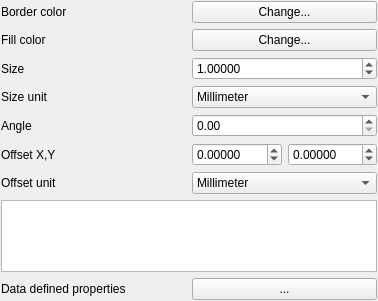
Old version of the form src/ui/symbollayer/widget_simplemarker.ui in the repository qgis/QGIS.
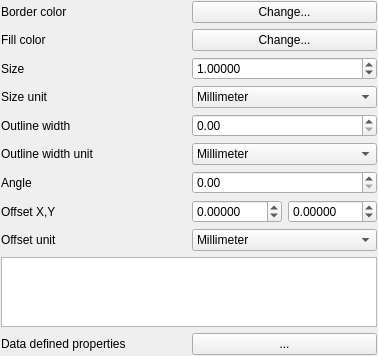
New version of the form. Custom widgets are drawn as their Qt base class.

Commit message: Outline width for simple marker

Patch:
```diff
--- a/src/ui/symbollayer/widget_simplemarker.ui
+++ b/src/ui/symbollayer/widget_simplemarker.ui
@@ -7,7 +7,7 @@
     <x>0</x>
     <y>0</y>
     <width>378</width>
-    <height>301</height>
+    <height>327</height>
    </rect>
   </property>
   <property name="windowTitle">
@@ -19,33 +19,6 @@
    </property>
    <item>
     <layout class="QGridLayout" name="gridLayout">
-     <item row="3" column="1">
-      <widget class="QDoubleSpinBox" name="spinSize">
-       <property name="decimals">
-        <number>5</number>
-       </property>
-       <property name="maximum">
-        <double>100000.000000000000000</double>
-       </property>
-       <property name="value">
-        <double>1.000000000000000</double>
-       </property>
-      </widget>
-     </item>
-     <item row="0" column="0">
-      <widget class="QLabel" name="label">
-       <property name="text">
-        <string>Border color</string>
-       </property>
-      </widget>
-     </item>
-     <item row="0" column="1">
-      <widget class="QgsColorButton" name="btnChangeColorBorder">
-       <property name="text">
-        <string>Change...</string>
-       </property>
-      </widget>
-     </item>
      <item row="3" column="0">
       <widget class="QLabel" name="label_3">
        <property name="text">
@@ -53,30 +26,6 @@
        </property>
       </widget>
      </item>
-     <item row="6" column="1">
-      <layout class="QHBoxLayout" name="horizontalLayout">
-       <item>
-        <widget class="QDoubleSpinBox" name="spinOffsetX">
-         <property name="decimals">
-          <number>5</number>
-         </property>
-         <property name="minimum">
-          <double>-100.000000000000000</double>
-         </property>
-        </widget>
-       </item>
-       <item>
-        <widget class="QDoubleSpinBox" name="spinOffsetY">
-         <property name="decimals">
-          <number>5</number>
-         </property>
-         <property name="minimum">
-          <double>-100.000000000000000</double>
-         </property>
-        </widget>
-       </item>
-      </layout>
-     </item>
      <item row="4" column="0">
       <widget class="QLabel" name="mSizeUnitLabel">
        <property name="text">
@@ -84,7 +33,58 @@
        </property>
       </widget>
      </item>
+     <item row="4" column="1">
+      <widget class="QComboBox" name="mSizeUnitComboBox">
+       <item>
+        <property name="text">
+         <string>Millimeter</string>
+        </property>
+       </item>
+       <item>
+        <property name="text">
+         <string>Map unit</string>
+        </property>
+       </item>
+      </widget>
+     </item>
+     <item row="0" column="0">
+      <widget class="QLabel" name="label">
+       <property name="text">
+        <string>Border color</string>
+       </property>
+      </widget>
+     </item>
+     <item row="7" column="0">
+      <widget class="QLabel" name="label_4">
+       <property name="text">
+        <string>Angle</string>
+       </property>
+      </widget>
+     </item>
      <item row="5" column="1">
+      <widget class="QDoubleSpinBox" name="mOutlineWidthSpinBox"/>
+     </item>
+     <item row="1" column="1">
+      <widget class="QgsColorButton" name="btnChangeColorFill">
+       <property name="text">
+        <string>Change...</string>
+       </property>
+      </widget>
+     </item>
+     <item row="3" column="1">
+      <widget class="QDoubleSpinBox" name="spinSize">
+       <property name="decimals">
+        <number>5</number>
+       </property>
+       <property name="maximum">
+        <double>100000.000000000000000</double>
+       </property>
+       <property name="value">
+        <double>1.000000000000000</double>
+       </property>
+      </widget>
+     </item>
+     <item row="7" column="1">
       <widget class="QDoubleSpinBox" name="spinAngle">
        <property name="decimals">
         <number>2</number>
@@ -97,8 +97,8 @@
        </property>
       </widget>
      </item>
-     <item row="4" column="1">
-      <widget class="QComboBox" name="mSizeUnitComboBox">
+     <item row="9" column="1">
+      <widget class="QComboBox" name="mOffsetUnitComboBox">
        <item>
         <property name="text">
          <string>Millimeter</string>
@@ -111,6 +111,37 @@
        </item>
       </widget>
      </item>
+     <item row="8" column="1">
+      <layout class="QHBoxLayout" name="horizontalLayout">
+       <item>
+        <widget class="QDoubleSpinBox" name="spinOffsetX">
+         <property name="decimals">
+          <number>5</number>
+         </property>
+         <property name="minimum">
+          <double>-100.000000000000000</double>
+         </property>
+        </widget>
+       </item>
+       <item>
+        <widget class="QDoubleSpinBox" name="spinOffsetY">
+         <property name="decimals">
+          <number>5</number>
+         </property>
+         <property name="minimum">
+          <double>-100.000000000000000</double>
+         </property>
+        </widget>
+       </item>
+      </layout>
+     </item>
+     <item row="9" column="0">
+      <widget class="QLabel" name="mOffsetUnitLabel">
+       <property name="text">
+        <string>Offset unit</string>
+       </property>
+      </widget>
+     </item>
      <item row="1" column="0">
       <widget class="QLabel" name="label_2">
        <property name="text">
@@ -118,36 +149,29 @@
        </property>
       </widget>
      </item>
-     <item row="5" column="0">
-      <widget class="QLabel" name="label_4">
-       <property name="text">
-        <string>Angle</string>
-       </property>
-      </widget>
-     </item>
-     <item row="1" column="1">
-      <widget class="QgsColorButton" name="btnChangeColorFill">
+     <item row="0" column="1">
+      <widget class="QgsColorButton" name="btnChangeColorBorder">
        <property name="text">
         <string>Change...</string>
        </property>
       </widget>
      </item>
-     <item row="6" column="0">
+     <item row="8" column="0">
       <widget class="QLabel" name="label_5">
        <property name="text">
         <string>Offset X,Y</string>
        </property>
       </widget>
      </item>
-     <item row="7" column="0">
-      <widget class="QLabel" name="mOffsetUnitLabel">
+     <item row="5" column="0">
+      <widget class="QLabel" name="mOutlineWidthLabel">
        <property name="text">
-        <string>Offset unit</string>
+        <string>Outline width</string>
        </property>
       </widget>
      </item>
-     <item row="7" column="1">
-      <widget class="QComboBox" name="mOffsetUnitComboBox">
+     <item row="6" column="1">
+      <widget class="QComboBox" name="mOutlineWidthUnitComboBox">
        <item>
         <property name="text">
          <string>Millimeter</string>
@@ -160,6 +184,13 @@
        </item>
       </widget>
      </item>
+     <item row="6" column="0">
+      <widget class="QLabel" name="mOutlineWidthUnitLabel">
+       <property name="text">
+        <string>Outline width unit</string>
+       </property>
+      </widget>
+     </item>
     </layout>
    </item>
    <item>
```
The commit also changes 5 other files.
